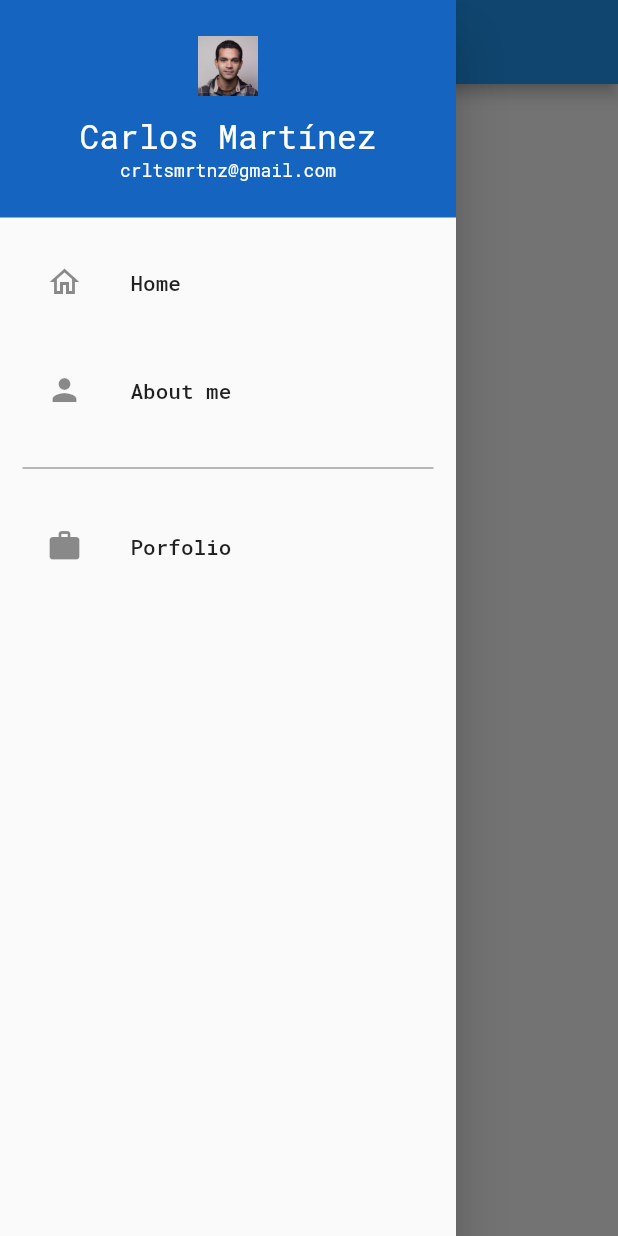
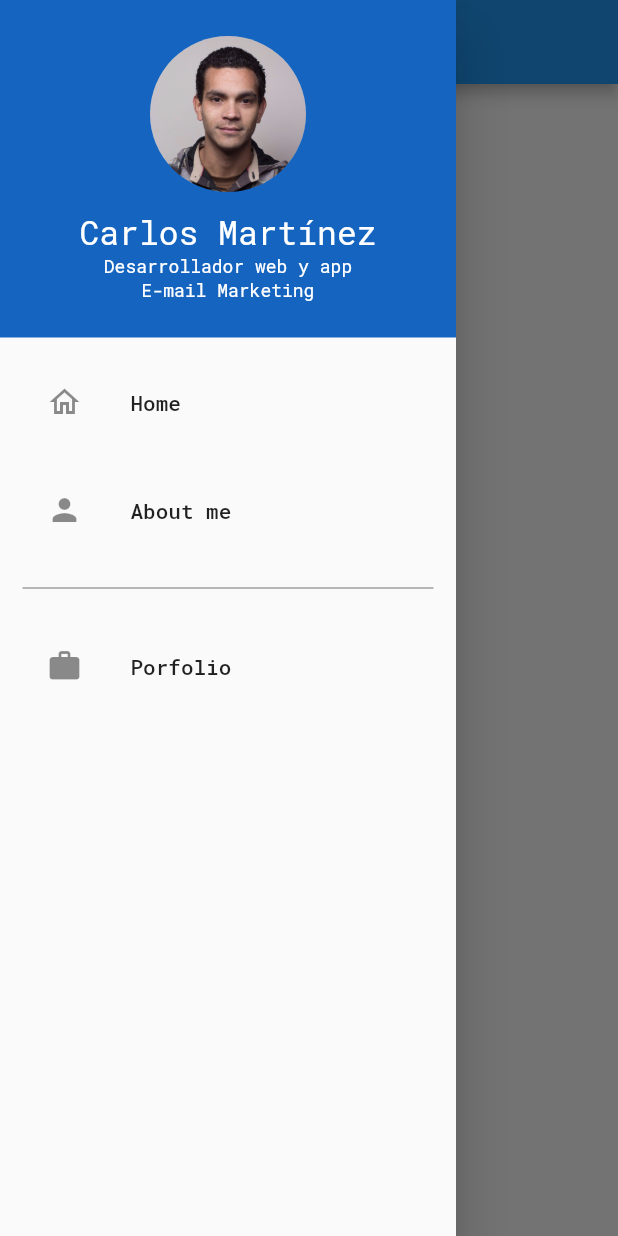
Before and after one commit to crltsmrtnz/crlts_mrtnz, a Flutter app: the screen it shows after launch, with the side drawer open, on a phone screen of 412 x 824 dp. Run offline on Flutter 3.47's test engine with Material 2 defaults, Android fonts, the light colour scheme and no system bars; our stand-ins replace google_fonts.

Commit message:
profesional descriptions

```diff
--- a/lib/nav_bar.dart
+++ b/lib/nav_bar.dart
@@ -19,9 +19,9 @@ class NavBar extends StatelessWidget {
         color: Colors.blue.shade800,
         child: InkWell(
           onTap: () {
-            Navigator.pop(context); // Close navigations
+            // Navigator.pop(context); // Close navigations
             Navigator.of(context).push(MaterialPageRoute(
-              builder: (context) => const DetailScreen(),
+              builder: (context) => const AvatarDetail(),
             ));
           },
           child: Container(
@@ -30,9 +30,10 @@ class NavBar extends StatelessWidget {
               bottom: 24,
             ),
             child: Column(
-              children: const <Widget>[
+              children: const [
                 CircleAvatar(
-                  child: MainScreen(),
+                  radius: 52,
+                  backgroundImage: AssetImage('assets/img/CrltsMrtnz.png'),
                 ),
                 SizedBox(
                   height: 12,
@@ -42,7 +43,8 @@ class NavBar extends StatelessWidget {
                   style: TextStyle(fontSize: 22, color: Colors.white),
                 ),
                 Text(
-                  "crltsmrtnz@gmail.com",
+                  "Desarrollador web y app\nE-mail Marketing",
+                  textAlign: TextAlign.center,
                   style: TextStyle(fontSize: 12, color: Colors.white),
                 )
               ],
--- a/lib/user_page.dart
+++ b/lib/user_page.dart
@@ -1,73 +1,7 @@
 import 'package:flutter/material.dart';
 
-class UserPage extends StatelessWidget {
-  const UserPage({super.key});
-
-  @override
-  Widget build(BuildContext context) => Scaffold(
-      appBar: AppBar(
-        title: const Text(
-          "Carlos Martínez",
-        ),
-      ),
-      body: Center(
-        // Este Widget de texto usará la fuente RobotoMono
-        child: Column(
-          children: [
-            Padding(
-              padding: const EdgeInsets.all(10.0),
-              child: Image.asset('assets/img/CrltsMrtnz.png'),
-            ),
-            Padding(
-              padding: const EdgeInsets.all(10.0),
-              child: Text('crltsmrtnz@gmail.com'),
-            ),
-          ],
-        ),
-      ));
-}
-
-class HeroApp extends StatelessWidget {
-  const HeroApp({super.key});
-
-  @override
-  Widget build(BuildContext context) {
-    return MaterialApp(
-      home: Container(
-        padding: const EdgeInsets.all(20.0),
-        child: const MainScreen(),
-      ),
-    );
-  }
-}
-
-class MainScreen extends StatelessWidget {
-  const MainScreen({super.key});
-
-  @override
-  Widget build(BuildContext context) {
-    return Scaffold(
-      body: GestureDetector(
-        onTap: () {
-          Navigator.push(context, MaterialPageRoute(builder: (context) {
-            return const DetailScreen();
-          }));
-        },
-        child: Hero(
-          tag: 'imageHero',
-          child: Image.asset(
-            'assets/img/CrltsMrtnz.png',
-            width: 200.0,
-            height: 300.0,
-          ),
-        ),
-      ),
-    );
-  }
-}
-
-class DetailScreen extends StatelessWidget {
-  const DetailScreen({super.key});
+class AvatarDetail extends StatelessWidget {
+  const AvatarDetail({super.key});
 
   @override
   Widget build(BuildContext context) {
```
